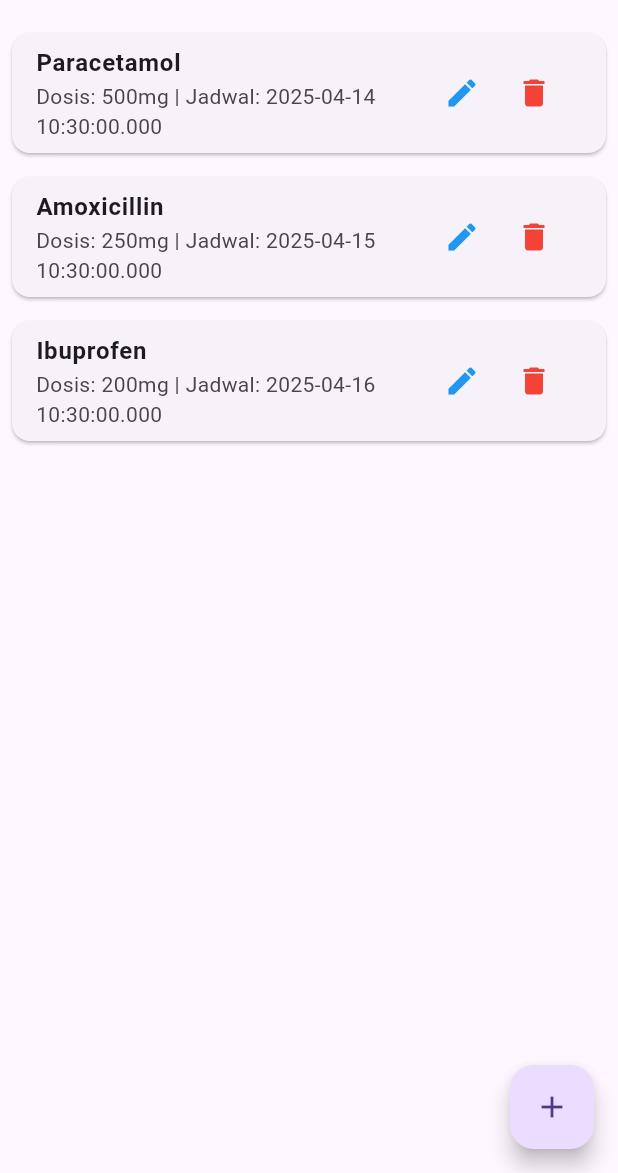
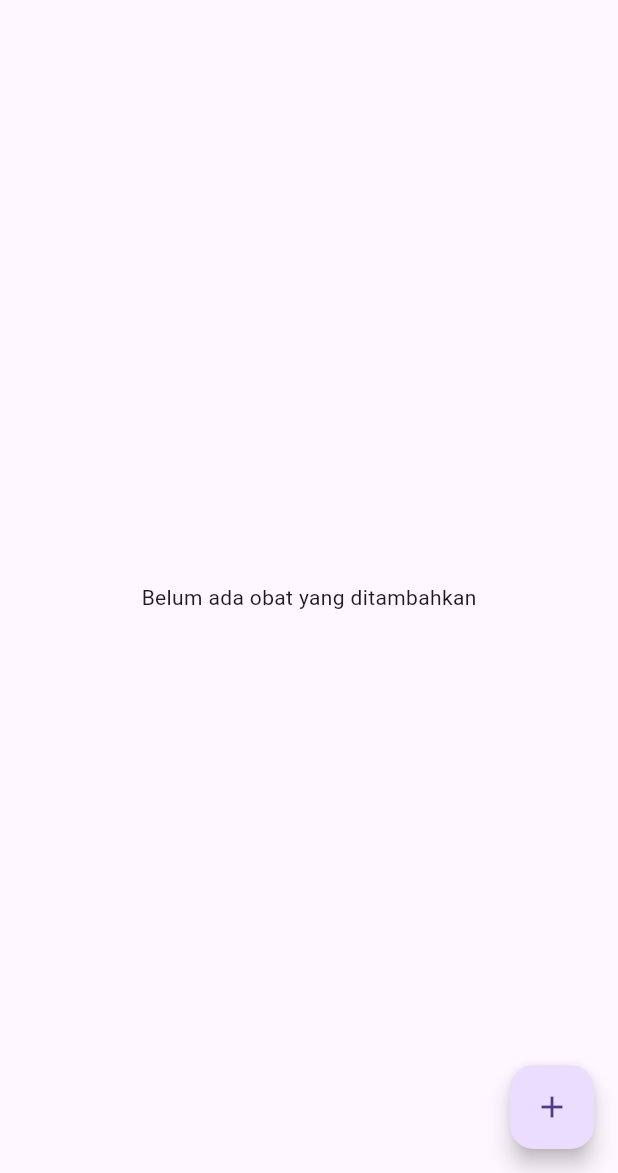
Before and after one commit to luckysantoso/ppb-medtrack-with-db, a Flutter app: the screen it shows after launch, on a phone screen of 412 x 824 dp, the part 63-1236 px from its top. Run offline on Flutter 3.47's test engine with Material 3 defaults, Android fonts, the phone set to English and light mode, and no system bars; our stand-ins replace sqflite; accounts and stored records are empty.

Commit message:
add project

```diff
--- /dev/null
+++ b/lib/database/database_helper.dart
@@ -0,0 +1,71 @@
+// db/database_helper.dart
+import 'package:sqflite/sqflite.dart';
+import 'package:path/path.dart';
+import '../models/obat_model.dart';
+
+class DatabaseHelper {
+  static final DatabaseHelper instance = DatabaseHelper._init();
+
+  static Database? _database;
+  DatabaseHelper._init();
+
+  Future<Database> get database async {
+    if (_database != null) return _database!;
+    _database = await _initDB('obat.db');
+    return _database!;
+  }
+
+  Future<Database> _initDB(String filePath) async {
+    final dbPath = await getDatabasesPath();
+    final path = join(dbPath, filePath);
+
+    return await openDatabase(path, version: 1, onCreate: _createDB);
+  }
+
+  Future _createDB(Database db, int version) async {
+    await db.execute('''
+      CREATE TABLE obat (
+        id INTEGER PRIMARY KEY AUTOINCREMENT,
+        nama TEXT NOT NULL,
+        dosis TEXT NOT NULL,
+        jadwal TEXT NOT NULL
+      )
+    ''');
+  }
+
+  Future<int> insertObat(ObatModel obat) async {
+    final db = await instance.database;
+    return await db.insert('obat', obat.toMap());
+  }
+
+  Future<List<ObatModel>> getAllObat() async {
+    final db = await instance.database;
+    final result = await db.query('obat', orderBy: 'jadwal ASC');
+
+    return result.map((map) => ObatModel.fromMap(map)).toList();
+  }
+
+  Future<int> updateObat(ObatModel obat) async {
+    final db = await instance.database;
+    return await db.update(
+      'obat',
+      obat.toMap(),
+      where: 'id = ?',
+      whereArgs: [obat.id],
+    );
+  }
+
+  Future<int> deleteObat(int id) async {
+    final db = await instance.database;
+    return await db.delete(
+      'obat',
+      where: 'id = ?',
+      whereArgs: [id],
+    );
+  }
+
+  Future close() async {
+    final db = await instance.database;
+    db.close();
+  }
+}
--- a/lib/models/obat_model.dart
+++ b/lib/models/obat_model.dart
@@ -1,7 +1,31 @@
 class ObatModel {
+  int? id;
   String nama;
   String dosis;
   DateTime jadwal;
 
-  ObatModel({required this.nama, required this.dosis, required this.jadwal});
+  ObatModel({
+    this.id,
+    required this.nama,
+    required this.dosis,
+    required this.jadwal,
+  });
+
+  Map<String, dynamic> toMap() {
+    return {
+      'id': id,
+      'nama': nama,
+      'dosis': dosis,
+      'jadwal': jadwal.toIso8601String(),
+    };
+  }
+
+  factory ObatModel.fromMap(Map<String, dynamic> map) {
+    return ObatModel(
+      id: map['id'],
+      nama: map['nama'],
+      dosis: map['dosis'],
+      jadwal: DateTime.parse(map['jadwal']),
+    );
+  }
 }
--- a/lib/screens/home_screen.dart
+++ b/lib/screens/home_screen.dart
@@ -3,6 +3,7 @@ import '../models/obat_model.dart';
 import '../widgets/obat_card.dart';
 import 'add_obat_screen.dart';
 import 'edit_obat_screen.dart';
+import '../database/database_helper.dart';
 
 class HomeScreen extends StatefulWidget {
   @override
@@ -10,61 +11,55 @@ class HomeScreen extends StatefulWidget {
 }
 
 class _HomeScreenState extends State<HomeScreen> {
-  List<ObatModel> obatList = [
-    ObatModel(
-      nama: "Paracetamol",
-      dosis: "500mg",
-      jadwal: DateTime.now().add(Duration(days: 1)),
-    ),
-    ObatModel(
-      nama: "Amoxicillin",
-      dosis: "250mg",
-      jadwal: DateTime.now().add(Duration(days: 2)),
-    ),
-    ObatModel(
-      nama: "Ibuprofen",
-      dosis: "200mg",
-      jadwal: DateTime.now().add(Duration(days: 3)),
-    ),
-  ]; // Menyimpan data obat sementara
 
-  void addObat(ObatModel obat) {
-    setState(() {
-      obatList.add(obat);
-      _sortObatList();
-    });
+
+  Future<List<ObatModel>> _loadObatList() async {
+    List<ObatModel> obatList = await DatabaseHelper.instance.getAllObat();
+    return obatList;
   }
 
-  void removeObat(int index) {
-    setState(() {
-      obatList.removeAt(index);
-      _sortObatList();
-    });
+  void addObat(ObatModel obat) async {
+    await DatabaseHelper.instance.insertObat(obat);
+    setState(() {});
   }
 
-  void editObat(ObatModel updatedObat, int index) {
-    setState(() {
-      obatList[index] = updatedObat;
-      _sortObatList();
-    });
+  void removeObat(int id) async {
+    await DatabaseHelper.instance.deleteObat(id);
+    setState(() {});
   }
 
-  void _sortObatList() {
-    obatList.sort((a, b) => a.jadwal.compareTo(b.jadwal));
+  void editObat(ObatModel updatedObat, int id) async {
+    await DatabaseHelper.instance.updateObat(updatedObat);
+    setState(() {});
   }
 
   @override
   Widget build(BuildContext context) {
     return Scaffold(
       appBar: AppBar(title: Text("MedTrack - Obat")),
-      body: obatList.isEmpty
-          ? Center(child: Text("Belum ada obat yang ditambahkan"))
-          : ListView.builder(
+      body: FutureBuilder<List<ObatModel>>(
+        future: _loadObatList(),
+        builder: (context, snapshot) {
+          if (snapshot.connectionState == ConnectionState.waiting) {
+            return Center(child: CircularProgressIndicator());
+          }
+
+          if (snapshot.hasError) {
+            return Center(child: Text('Error: ${snapshot.error}'));
+          }
+
+          if (!snapshot.hasData || snapshot.data!.isEmpty) {
+            return Center(child: Text("Belum ada obat yang ditambahkan"));
+          }
+
+          final obatList = snapshot.data!;
+
+          return ListView.builder(
             itemCount: obatList.length,
             itemBuilder: (context, index) {
               return ObatCard(
                 obat: obatList[index],
-                  onDelete: () => removeObat(index),
+                onDelete: () => removeObat(obatList[index].id!),
                 onEdit: () async {
                   await Navigator.push(
                     context,
@@ -72,9 +67,13 @@ class _HomeScreenState extends State<HomeScreen> {
                       builder: (context) => EditObatScreen(
                         obat: obatList[index],
                         index: index,
-                          onEditObat: editObat,
+                        onEditObat: (updatedObat, id) {
+                          editObat(updatedObat, obatList[index].id!);
+                        },
                       ),
                     ),
+                  );
+                },
               );
             },
           );
@@ -85,7 +84,8 @@ class _HomeScreenState extends State<HomeScreen> {
           final result = await Navigator.push(
             context,
             MaterialPageRoute(
-                builder: (context) => AddObatScreen(onAddObat: addObat)),
+              builder: (context) => AddObatScreen(onAddObat: addObat),
+            ),
           );
           if (result != null) addObat(result);
         },
--- a/pubspec.yaml
+++ b/pubspec.yaml
@@ -34,6 +34,7 @@ dependencies:
   # The following adds the Cupertino Icons font to your application.
   # Use with the CupertinoIcons class for iOS style icons.
   cupertino_icons: ^1.0.8
+  sqflite: ^2.4.2
 
 dev_dependencies:
   flutter_test:
```
Also changed, not shown: pubspec.lock, 2 other files. Lines whose indentation alone changed are shown as unchanged.
